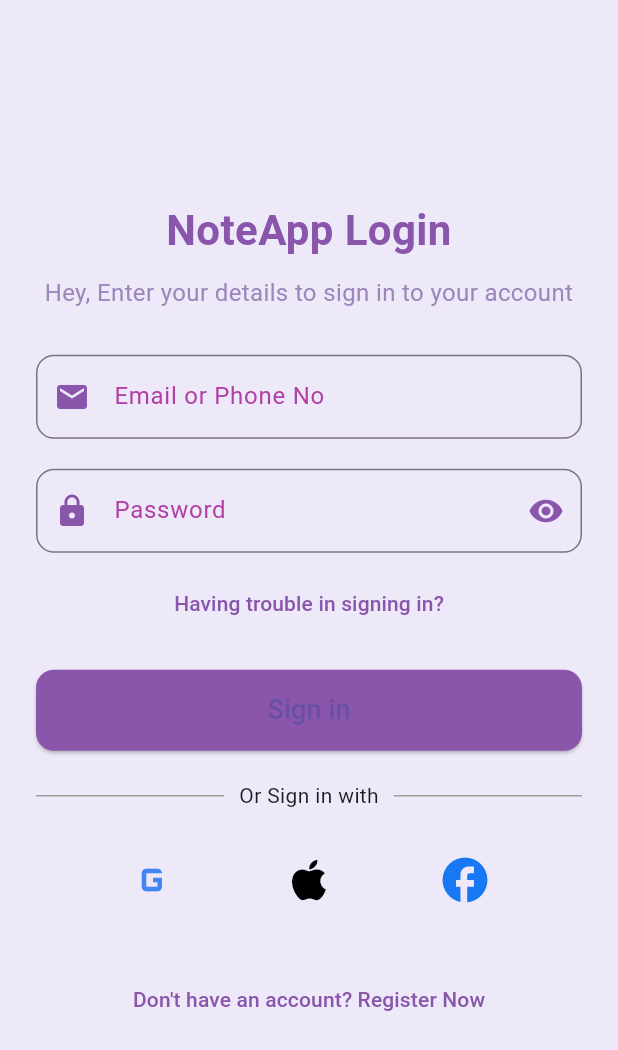
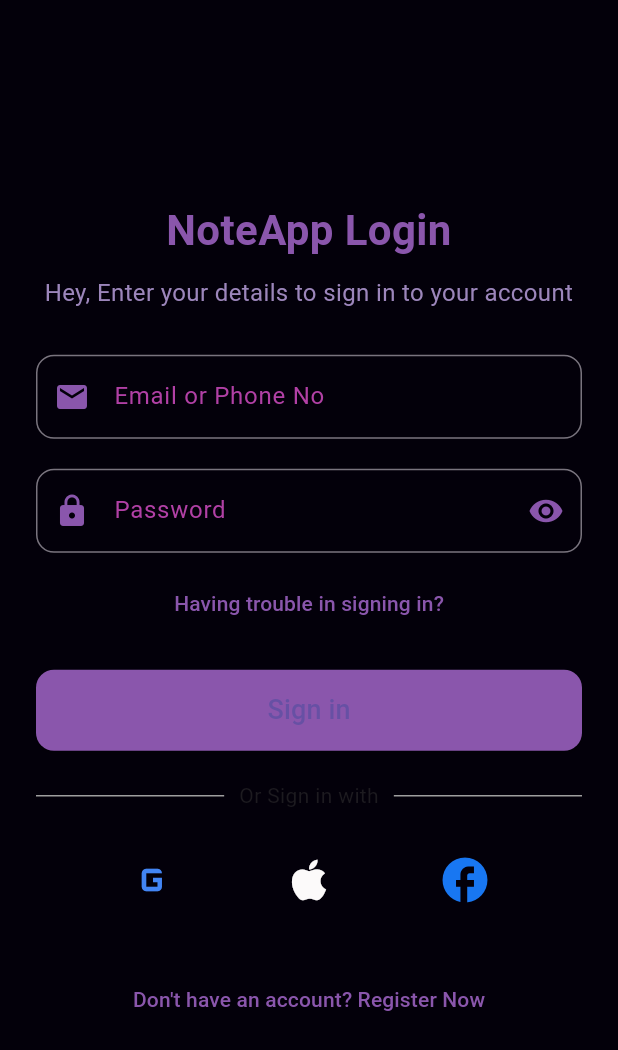
Before and after one commit to kucingsiamese/uas_note_app, a Flutter app: the screen it shows after launch, on a phone screen of 412 x 824 dp. Shown: the top 1050 px of the screen. Run offline on Flutter 3.47's test engine with Material 3 defaults, Android fonts, the light colour scheme and no system bars.

Commit message:
ganti warna

```diff
--- a/lib/screens/auth_screen.dart
+++ b/lib/screens/auth_screen.dart
@@ -40,7 +40,7 @@ class _AuthScreenState extends State<AuthScreen> {
   @override
   Widget build(BuildContext context) {
     return Scaffold(
-      backgroundColor: const Color(0xFFEEE9F9),
+      backgroundColor: const Color.fromARGB(255, 3, 0, 10),
       body: Center(
         child: SingleChildScrollView(
           child: Padding(
@@ -163,7 +163,7 @@ class _AuthScreenState extends State<AuthScreen> {
                     ),
                     IconButton(
                       icon: const Icon(Icons.apple, size: 36),
-                      color: Colors.black,
+                      color: const Color.fromARGB(255, 252, 250, 250),
                       onPressed: () {
                         //sign-in Apple
                       },
```
